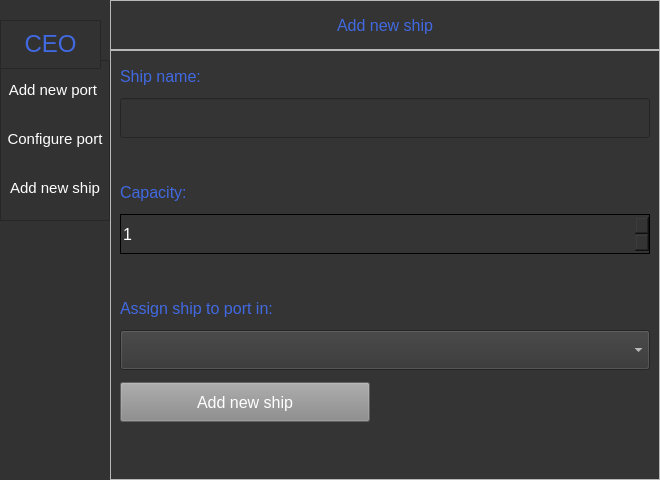
Old version of the form Application/Resources/interfaces/ceo_panel.ui in the repository MateuszPason/Cruise_trips.
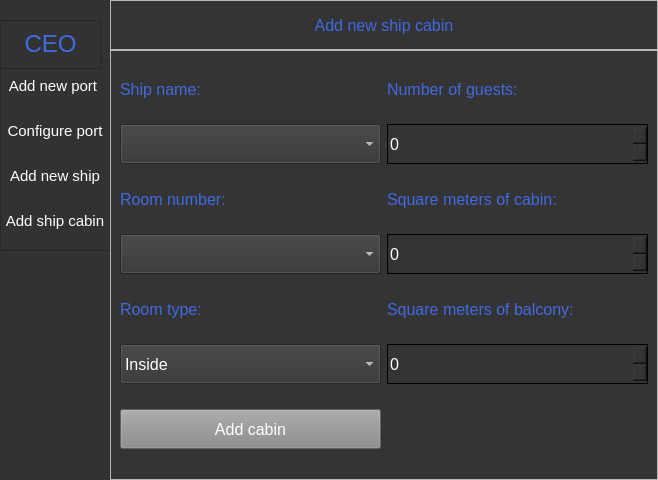
New version of the form.

Commit message: New ship_cabin interface, after new ship is added to ships table, ship_cabins table is populated with ship_cabins that CEO can set their details like room type, number of guests etc.

The edit to the form file:
```diff
--- a/Application/Resources/interfaces/ceo_panel.ui
+++ b/Application/Resources/interfaces/ceo_panel.ui
@@ -6,7 +6,7 @@
    <rect>
     <x>0</x>
     <y>0</y>
-    <width>660</width>
+    <width>658</width>
     <height>480</height>
    </rect>
   </property>
@@ -94,7 +94,7 @@
         <x>0</x>
         <y>60</y>
         <width>110</width>
-        <height>161</height>
+        <height>191</height>
        </rect>
       </property>
       <property name="maximumSize">
@@ -176,6 +176,19 @@
          </property>
         </widget>
        </item>
+       <item>
+        <widget class="QPushButton" name="new_ship_cabin_button">
+         <property name="minimumSize">
+          <size>
+           <width>0</width>
+           <height>40</height>
+          </size>
+         </property>
+         <property name="text">
+          <string>Add ship cabin</string>
+         </property>
+        </widget>
+       </item>
       </layout>
      </widget>
      <widget class="QFrame" name="Who_are_you">
@@ -264,7 +277,7 @@
          <string notr="true"/>
         </property>
         <property name="currentIndex">
-         <number>3</number>
+         <number>4</number>
         </property>
         <widget class="QWidget" name="Welcome_page">
          <property name="autoFillBackground">
@@ -879,6 +892,9 @@
                  <height>40</height>
                 </size>
                </property>
+               <property name="sizeAdjustPolicy">
+                <enum>QComboBox::AdjustToMinimumContentsLength</enum>
+               </property>
               </widget>
              </item>
              <item>
@@ -915,6 +931,276 @@
           </item>
          </layout>
         </widget>
+        <widget class="QWidget" name="New_ship_cabin">
+         <layout class="QVBoxLayout" name="verticalLayout_11">
+          <property name="spacing">
+           <number>0</number>
+          </property>
+          <property name="leftMargin">
+           <number>0</number>
+          </property>
+          <property name="topMargin">
+           <number>0</number>
+          </property>
+          <property name="rightMargin">
+           <number>0</number>
+          </property>
+          <property name="bottomMargin">
+           <number>0</number>
+          </property>
+          <item>
+           <widget class="QFrame" name="frame_2">
+            <property name="maximumSize">
+             <size>
+              <width>16777215</width>
+              <height>50</height>
+             </size>
+            </property>
+            <property name="frameShape">
+             <enum>QFrame::StyledPanel</enum>
+            </property>
+            <property name="frameShadow">
+             <enum>QFrame::Raised</enum>
+            </property>
+            <layout class="QHBoxLayout" name="horizontalLayout_5">
+             <item>
+              <widget class="QLabel" name="description_ship_cabins">
+               <property name="maximumSize">
+                <size>
+                 <width>16777215</width>
+                 <height>50</height>
+                </size>
+               </property>
+               <property name="text">
+                <string>Add new ship cabin</string>
+               </property>
+               <property name="alignment">
+                <set>Qt::AlignCenter</set>
+               </property>
+              </widget>
+             </item>
+            </layout>
+           </widget>
+          </item>
+          <item>
+           <widget class="QFrame" name="frame_4">
+            <property name="frameShape">
+             <enum>QFrame::StyledPanel</enum>
+            </property>
+            <property name="frameShadow">
+             <enum>QFrame::Raised</enum>
+            </property>
+            <layout class="QGridLayout" name="gridLayout">
+             <item row="2" column="0">
+              <widget class="QLabel" name="room_number_label">
+               <property name="maximumSize">
+                <size>
+                 <width>16777215</width>
+                 <height>20</height>
+                </size>
+               </property>
+               <property name="text">
+                <string>Room number:</string>
+               </property>
+              </widget>
+             </item>
+             <item row="2" column="1">
+              <widget class="QLabel" name="cabin_meters_label">
+               <property name="maximumSize">
+                <size>
+                 <width>16777215</width>
+                 <height>20</height>
+                </size>
+               </property>
+               <property name="text">
+                <string>Square meters of cabin:</string>
+               </property>
+              </widget>
+             </item>
+             <item row="4" column="0">
+              <widget class="QLabel" name="toom_type_label">
+               <property name="maximumSize">
+                <size>
+                 <width>16777215</width>
+                 <height>20</height>
+                </size>
+               </property>
+               <property name="text">
+                <string>Room type:</string>
+               </property>
+              </widget>
+             </item>
+             <item row="5" column="0">
+              <widget class="QComboBox" name="room_type_comboBox">
+               <property name="minimumSize">
+                <size>
+                 <width>0</width>
+                 <height>40</height>
+                </size>
+               </property>
+               <item>
+                <property name="text">
+                 <string>Inside</string>
+                </property>
+               </item>
+               <item>
+                <property name="text">
+                 <string>Oceanview</string>
+                </property>
+               </item>
+               <item>
+                <property name="text">
+                 <string>Verandah</string>
+                </property>
+               </item>
+               <item>
+                <property name="text">
+                 <string>Studio</string>
+                </property>
+               </item>
+               <item>
+                <property name="text">
+                 <string>Suite</string>
+                </property>
+               </item>
+               <item>
+                <property name="text">
+                 <string>Family suite</string>
+                </property>
+               </item>
+               <item>
+                <property name="text">
+                 <string>Royal</string>
+                </property>
+               </item>
+              </widget>
+             </item>
+             <item row="1" column="0">
+              <widget class="QComboBox" name="ship_id_comboBox">
+               <property name="minimumSize">
+                <size>
+                 <width>0</width>
+                 <height>40</height>
+                </size>
+               </property>
+               <property name="maximumSize">
+                <size>
+                 <width>16777215</width>
+                 <height>16777215</height>
+                </size>
+               </property>
+              </widget>
+             </item>
+             <item row="0" column="1">
+              <widget class="QLabel" name="guests_label">
+               <property name="maximumSize">
+                <size>
+                 <width>16777215</width>
+                 <height>20</height>
+                </size>
+               </property>
+               <property name="text">
+                <string>Number of guests:</string>
+               </property>
+              </widget>
+             </item>
+             <item row="3" column="1">
+              <widget class="QSpinBox" name="cabin_meters_spinBox">
+               <property name="minimumSize">
+                <size>
+                 <width>0</width>
+                 <height>40</height>
+                </size>
+               </property>
+              </widget>
+             </item>
+             <item row="0" column="0">
+              <widget class="QLabel" name="ship_id_label">
+               <property name="maximumSize">
+                <size>
+                 <width>16777215</width>
+                 <height>20</height>
+                </size>
+               </property>
+               <property name="text">
+                <string>Ship name:</string>
+               </property>
+              </widget>
+             </item>
+             <item row="4" column="1">
+              <widget class="QLabel" name="balcony_meters_label">
+               <property name="maximumSize">
+                <size>
+                 <width>16777215</width>
+                 <height>20</height>
+                </size>
+               </property>
+               <property name="text">
+                <string>Square meters of balcony:</string>
+               </property>
+              </widget>
+             </item>
+             <item row="1" column="1">
+              <widget class="QSpinBox" name="guests_spinBox">
+               <property name="minimumSize">
+                <size>
+                 <width>0</width>
+                 <height>40</height>
+                </size>
+               </property>
+              </widget>
+             </item>
+             <item row="3" column="0">
+              <widget class="QComboBox" name="room_number_comboBox">
+               <property name="minimumSize">
+                <size>
+                 <width>0</width>
+                 <height>40</height>
+                </size>
+               </property>
+              </widget>
+             </item>
+             <item row="5" column="1">
+              <widget class="QSpinBox" name="balcony_meters_spinBox">
+               <property name="minimumSize">
+                <size>
+                 <width>0</width>
+                 <height>40</height>
+                </size>
+               </property>
+              </widget>
+             </item>
+             <item row="6" column="1">
+              <widget class="QLabel" name="available_cabins_number_label">
+               <property name="maximumSize">
+                <size>
+                 <width>16777215</width>
+                 <height>20</height>
+                </size>
+               </property>
+               <property name="text">
+                <string/>
+               </property>
+              </widget>
+             </item>
+             <item row="6" column="0">
+              <widget class="QPushButton" name="add_new_cabin_button">
+               <property name="minimumSize">
+                <size>
+                 <width>0</width>
+                 <height>40</height>
+                </size>
+               </property>
+               <property name="text">
+                <string>Add cabin</string>
+               </property>
+              </widget>
+             </item>
+            </layout>
+           </widget>
+          </item>
+         </layout>
+        </widget>
        </widget>
       </item>
      </layout>
```
Left out of the diff: 11 changed lines with no effect on the pictures. The commit also changes 6 other files.
